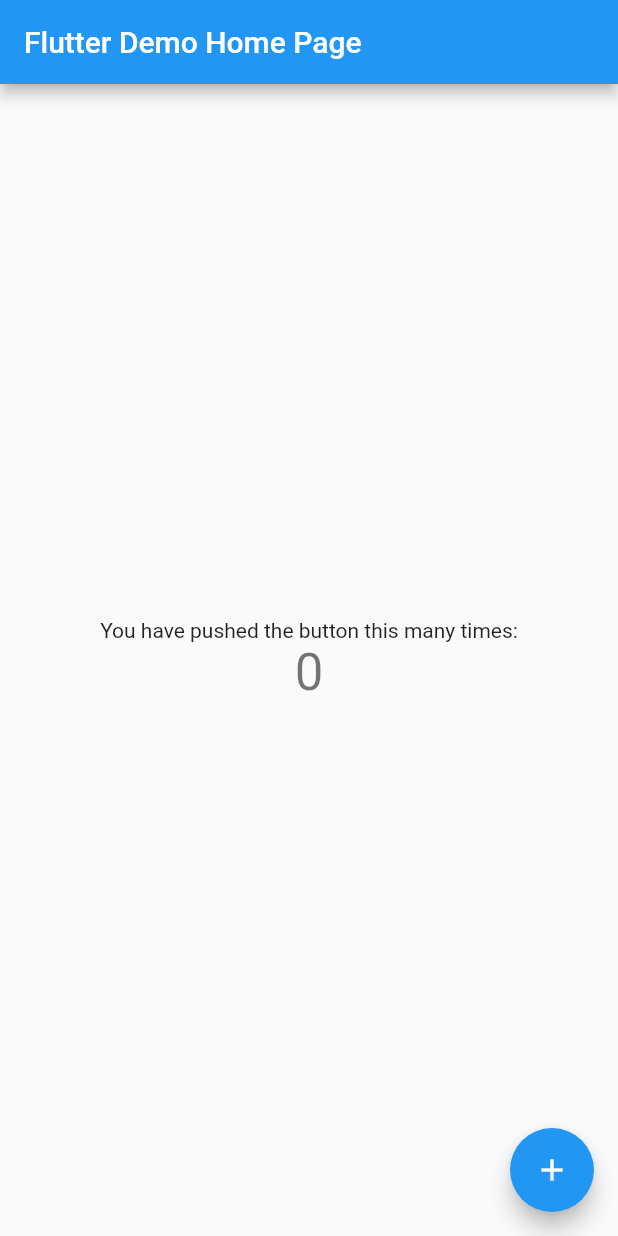
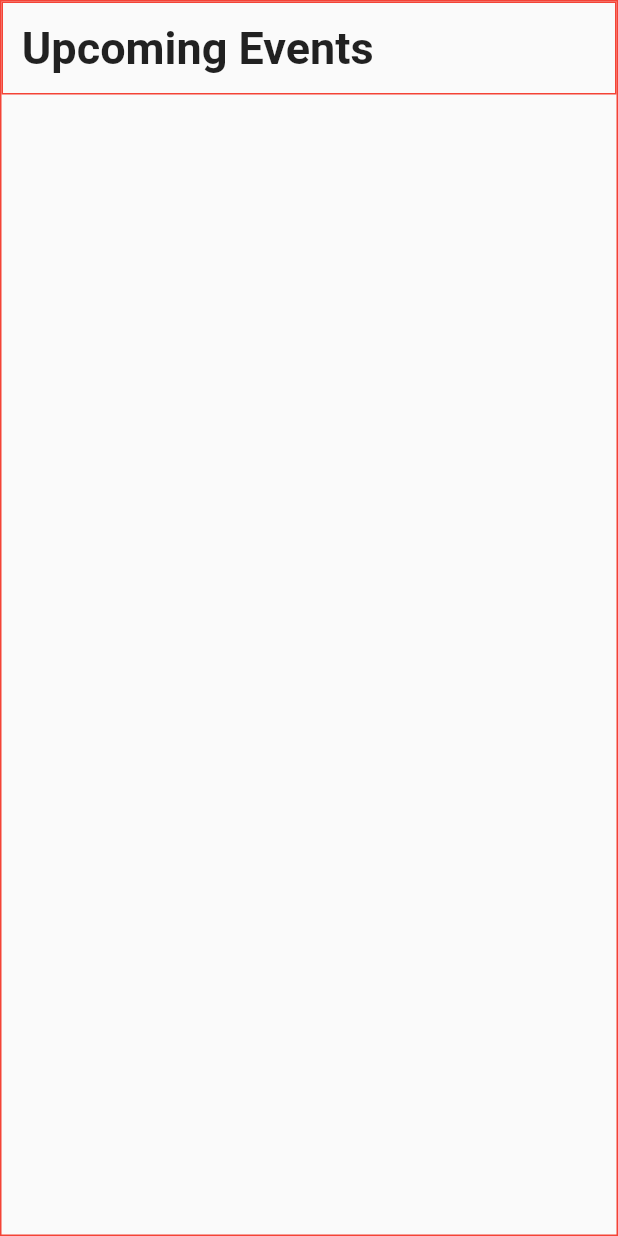
Before and after one commit to ibrahimeatspie/milliondollar, a Flutter app: the screen it shows after launch, on a phone screen of 412 x 824 dp. Run offline on Flutter 3.47's test engine with Material 2 defaults, Android fonts, the light colour scheme and no system bars.

Commit message:
layout with header aligned left with col holding width

```diff
--- a/lib/main.dart
+++ b/lib/main.dart
@@ -1,115 +1,22 @@
+// ignore_for_file: prefer_const_constructors
+
 import 'package:flutter/material.dart';
+
+import 'pages/home_page.dart';
 
 void main() {
   runApp(const MyApp());
 }
 //test change
+
 class MyApp extends StatelessWidget {
-  const MyApp({Key? key}) : super(key: key);
+  const MyApp({ Key? key }) : super(key: key);
 
-  // This widget is the root of your application.
   @override
   Widget build(BuildContext context) {
     return MaterialApp(
-      title: 'Flutter Demo',
-      theme: ThemeData(
-        // This is the theme of your application.
-        //
-        // Try running your application with "flutter run". You'll see the
-        // application has a blue toolbar. Then, without quitting the app, try
-        // changing the primarySwatch below to Colors.green and then invoke
-        // "hot reload" (press "r" in the console where you ran "flutter run",
-        // or simply save your changes to "hot reload" in a Flutter IDE).
-        // Notice that the counter didn't reset back to zero; the application
-        // is not restarted.
-        primarySwatch: Colors.blue,
-      ),
-      home: const MyHomePage(title: 'Flutter Demo Home Page'),
+      home:HomePage()
+
     );
   }
 }
-
-class MyHomePage extends StatefulWidget {
-  const MyHomePage({Key? key, required this.title}) : super(key: key);
-
-  // This widget is the home page of your application. It is stateful, meaning
-  // that it has a State object (defined below) that contains fields that affect
-  // how it looks.
-
-  // This class is the configuration for the state. It holds the values (in this
-  // case the title) provided by the parent (in this case the App widget) and
-  // used by the build method of the State. Fields in a Widget subclass are
-  // always marked "final".
-
-  final String title;
-
-  @override
-  State<MyHomePage> createState() => _MyHomePageState();
-}
-
-class _MyHomePageState extends State<MyHomePage> {
-  int _counter = 0;
-
-  void _incrementCounter() {
-    setState(() {
-      // This call to setState tells the Flutter framework that something has
-      // changed in this State, which causes it to rerun the build method below
-      // so that the display can reflect the updated values. If we changed
-      // _counter without calling setState(), then the build method would not be
-      // called again, and so nothing would appear to happen.
-      _counter++;
-    });
-  }
-
-  @override
-  Widget build(BuildContext context) {
-    // This method is rerun every time setState is called, for instance as done
-    // by the _incrementCounter method above.
-    //
-    // The Flutter framework has been optimized to make rerunning build methods
-    // fast, so that you can just rebuild anything that needs updating rather
-    // than having to individually change instances of widgets.
-    return Scaffold(
-      appBar: AppBar(
-        // Here we take the value from the MyHomePage object that was created by
-        // the App.build method, and use it to set our appbar title.
-        title: Text(widget.title),
-      ),
-      body: Center(
-        // Center is a layout widget. It takes a single child and positions it
-        // in the middle of the parent.
-        child: Column(
-          // Column is also a layout widget. It takes a list of children and
-          // arranges them vertically. By default, it sizes itself to fit its
-          // children horizontally, and tries to be as tall as its parent.
-          //
-          // Invoke "debug painting" (press "p" in the console, choose the
-          // "Toggle Debug Paint" action from the Flutter Inspector in Android
-          // Studio, or the "Toggle Debug Paint" command in Visual Studio Code)
-          // to see the wireframe for each widget.
-          //
-          // Column has various properties to control how it sizes itself and
-          // how it positions its children. Here we use mainAxisAlignment to
-          // center the children vertically; the main axis here is the vertical
-          // axis because Columns are vertical (the cross axis would be
-          // horizontal).
-          mainAxisAlignment: MainAxisAlignment.center,
-          children: <Widget>[
-            const Text(
-              'You have pushed the button this many times:',
-            ),
-            Text(
-              '$_counter',
-              style: Theme.of(context).textTheme.headline4,
-            ),
-          ],
-        ),
-      ),
-      floatingActionButton: FloatingActionButton(
-        onPressed: _incrementCounter,
-        tooltip: 'Increment',
-        child: const Icon(Icons.add),
-      ), // This trailing comma makes auto-formatting nicer for build methods.
-    );
-  }
-}
--- /dev/null
+++ b/lib/pages/home_page.dart
@@ -0,0 +1,42 @@
+// ignore_for_file: prefer_const_constructors
+
+import 'package:flutter/cupertino.dart';
+import 'package:flutter/material.dart';
+
+class HomePage extends StatefulWidget {
+  const HomePage({Key? key}) : super(key: key);
+
+  @override
+  State<HomePage> createState() => _HomePageState();
+}
+
+class _HomePageState extends State<HomePage> {
+  @override
+  Widget build(BuildContext context) {
+    return Scaffold(
+      body: SafeArea(
+        child: Container(
+          width: MediaQuery.of(context).size.width,
+          decoration: BoxDecoration(border:Border.all(color: Colors.red)),
+          child: Column(
+            //mainAxisSize: MainAxisSize.max,
+            children: [
+
+            Container(
+
+              padding: EdgeInsets.all(12.5),
+              decoration:BoxDecoration(border: Border.all(color:Colors.red)),
+              child: Align(
+                alignment: Alignment.topLeft,
+                child: Text("Upcoming Events",
+                  style: TextStyle(fontSize:30, fontWeight: FontWeight.bold)
+                  ),
+              ),
+            )
+          ],),
+        )
+
+        ),
+    );
+  }
+}
```
